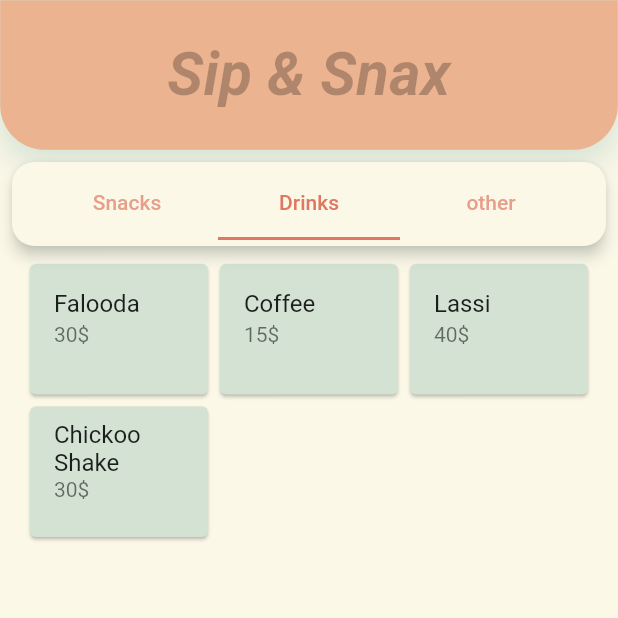
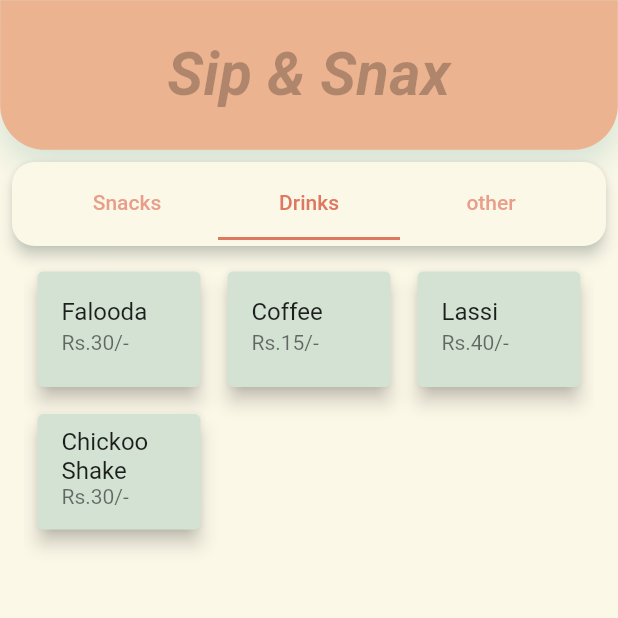
Before and after one commit to Cyndroy10/Order-track, a Flutter app: the screen it shows after launch, tab 2 chosen, on a phone screen of 412 x 824 dp, the top half of it. Run offline on Flutter 3.47's test engine with Material 2 defaults, Android fonts, the phone set to English and light mode, and no system bars; Roboto replaces fonts that are missing (Times New Roman).

Commit message:
added grid view

```diff
--- a/lib/HomeScreen.dart
+++ b/lib/HomeScreen.dart
@@ -119,20 +119,24 @@ Widget tabs(List<Product> products, BuildContext context) {
                               SliverGridDelegateWithFixedCrossAxisCount(
                                   crossAxisCount: 3, childAspectRatio: 4 / 3),
                           itemBuilder: (BuildContext context, int index) {
-                            return Container(
+                            return Padding(
+                              padding: const EdgeInsets.all(5.0),
+                              child: InkWell(
+                                onTap: ()=>{print(snacks[index].pName)},
+                                child: Container(
                                   child: Card(
+                                    elevation: 5.0,
                                     color: HexColor("d4e2d4"),
                                     child: ListTile(
                                       title: Text(snacks[index].pName),
-                                  subtitle: Text(
-                                      snacks[index].pPrice.toString() + "\$"),
+                                      subtitle: Text( "Rs."+
+                                          snacks[index].pPrice.toString() + "/-" ),
+                                    ),
+                                  ),
                                 ),
                               ),
                             );
-                            //   Card(
-                            //   color: Colors.black,
-                            //   child: Text("hi"),
-                            // );
+
                           })),
                   Center(
                       child: GridView.builder(
@@ -141,20 +145,23 @@ Widget tabs(List<Product> products, BuildContext context) {
                           SliverGridDelegateWithFixedCrossAxisCount(
                               crossAxisCount: 3, childAspectRatio: 4 / 3),
                           itemBuilder: (BuildContext context, int index) {
-                            return Container(
+                            return Padding(
+                              padding: const EdgeInsets.all(5.0),
+                              child: InkWell(
+                                onTap: ()=>{print(snacks[index].pName)}, //function which writes the order to the database
+                                child: Container(
                                   child: Card(
+                                    elevation: 5.0,
                                     color: HexColor("d4e2d4"),
                                     child: ListTile(
                                       title: Text(drinks[index].pName),
-                                  subtitle: Text(
-                                      drinks[index].pPrice.toString() + "\$"),
+                                      subtitle: Text("Rs."+
+                                          drinks[index].pPrice.toString() + "/-"),
+                                    ),
+                                  ),
                                 ),
                               ),
                             );
-                            //   Card(
-                            //   color: Colors.black,
-                            //   child: Text("hi"),
-                            // );
                           })),
                   Center(
                     child: Text(
```
Lines whose indentation alone changed are shown as unchanged.
